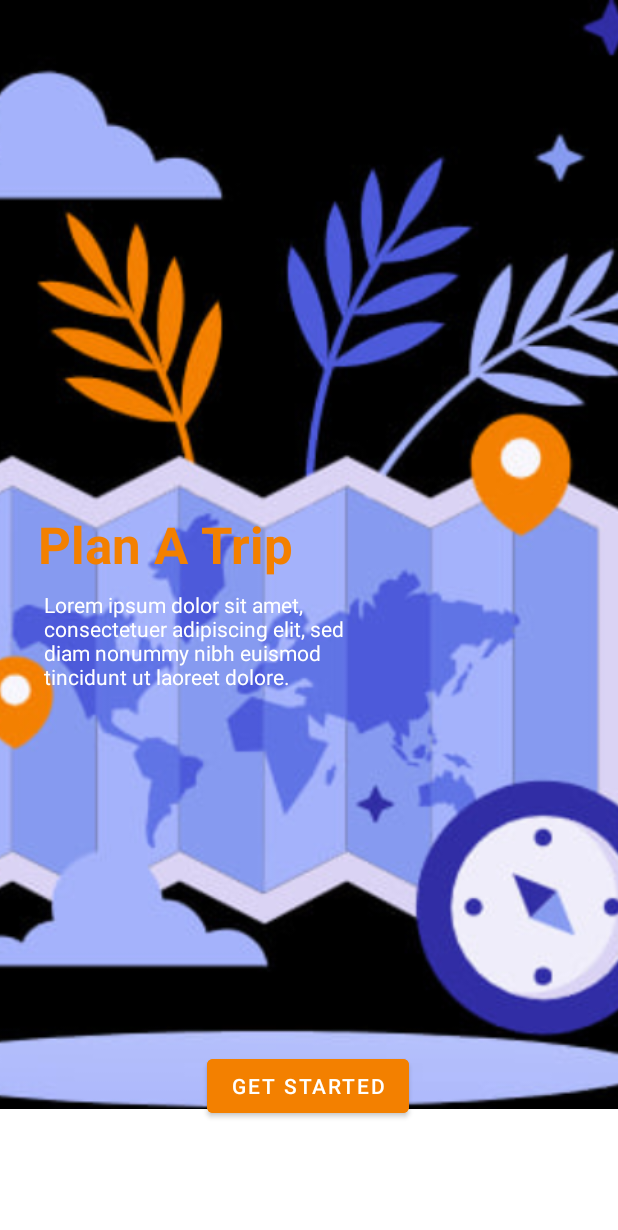
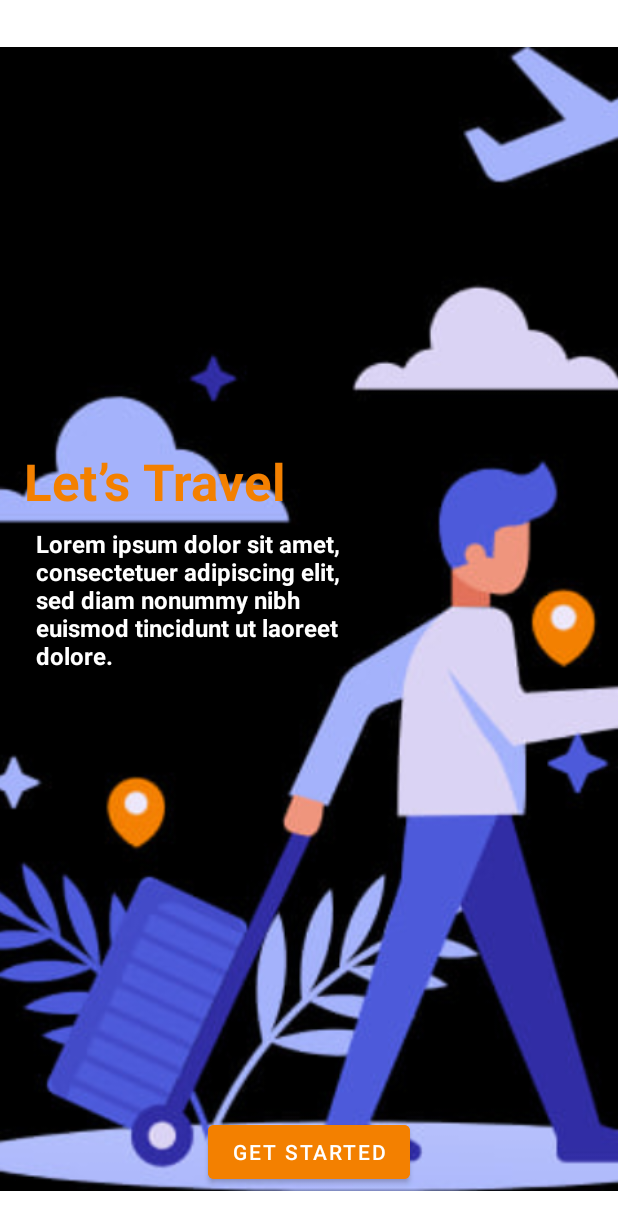
Before and after one commit to SureIte/Travel-App, an Android app: the layout activity_welcome.xml on its own in the app's theme, with its tools: preview values and no code run, on a phone screen of 412 x 824 dp. Shown: the top 1230 px of the screen. Run offline under Robolectric (Android 15) with nearby library versions, the light colour scheme and no system bars.

Commit message:
add new file

```diff
--- a/app/src/main/res/layout/activity_welcome2.xml
+++ b/app/src/main/res/layout/activity_welcome.xml
@@ -2,54 +2,55 @@
 <androidx.constraintlayout.widget.ConstraintLayout xmlns:android="http://schemas.android.com/apk/res/android"
     xmlns:app="http://schemas.android.com/apk/res-auto"
     xmlns:tools="http://schemas.android.com/tools"
+    android:id="@+id/radius"
     android:layout_width="match_parent"
     android:layout_height="match_parent">
 
     <ImageView
-        android:id="@+id/imageView28"
-        android:layout_width="544dp"
-        android:layout_height="739dp"
+        android:id="@+id/imageView27"
+        android:layout_width="521dp"
+        android:layout_height="853dp"
         app:layout_constraintBottom_toBottomOf="parent"
         app:layout_constraintEnd_toEndOf="parent"
-        app:layout_constraintHorizontal_bias="0.69"
+        app:layout_constraintHorizontal_bias="0.236"
         app:layout_constraintStart_toStartOf="parent"
         app:layout_constraintTop_toTopOf="parent"
-        app:layout_constraintVertical_bias="0.0"
-        app:srcCompat="@drawable/photo14" />
+        app:srcCompat="@drawable/photo1" />
 
     <TextView
-        android:id="@+id/textView63"
+        android:id="@+id/textView59"
         android:layout_width="wrap_content"
         android:layout_height="wrap_content"
-        android:layout_marginTop="340dp"
-        android:layout_marginEnd="216dp"
-        android:text="@string/Plan_A_Trip"
+        android:layout_marginStart="16dp"
+        android:layout_marginTop="298dp"
+        android:text="@string/Let_s_Travel"
         android:textColor="@color/yellow"
         android:textSize="34sp"
         android:textStyle="bold"
-        app:layout_constraintEnd_toEndOf="parent"
+        app:layout_constraintStart_toStartOf="parent"
         app:layout_constraintTop_toTopOf="parent" />
 
     <TextView
-        android:id="@+id/textView68"
-        android:layout_width="218dp"
-        android:layout_height="109dp"
-        android:layout_marginStart="4dp"
+        android:id="@+id/textView61"
+        android:layout_width="211dp"
+        android:layout_height="106dp"
+        android:layout_marginStart="8dp"
         android:layout_marginTop="8dp"
         android:text="@string/Lorem_ipsum_dolor_sit_amet"
         android:textColor="@color/white"
-        app:layout_constraintStart_toStartOf="@+id/textView63"
-        app:layout_constraintTop_toBottomOf="@+id/textView63" />
+        android:textSize="16sp"
+        android:textStyle="bold"
+        app:layout_constraintStart_toStartOf="@+id/textView59"
+        app:layout_constraintTop_toBottomOf="@+id/textView59" />
 
     <Button
-        android:id="@+id/button2"
+        android:id="@+id/getStartedButton"
         android:layout_width="wrap_content"
         android:layout_height="wrap_content"
-        android:layout_marginBottom="76dp"
+        android:layout_marginBottom="32dp"
         android:backgroundTint="@color/yellow"
         android:text="@string/Get_started"
         app:layout_constraintBottom_toBottomOf="parent"
         app:layout_constraintEnd_toEndOf="parent"
-        app:layout_constraintHorizontal_bias="0.498"
         app:layout_constraintStart_toStartOf="parent" />
 </androidx.constraintlayout.widget.ConstraintLayout>
```
Also changed, not shown: app/src/main/java/kh/edu/rupp/ite/mytravel/ui/activity/WelcomeActivity.kt (+23 -13 lines), app/src/main/java/kh/edu/rupp/ite/mytravel/ui/activity/WelcomeActivity1.kt (added, +26 -0 lines), app/src/main/res/layout/activity_welcome1.xml (+20 -21 lines).
